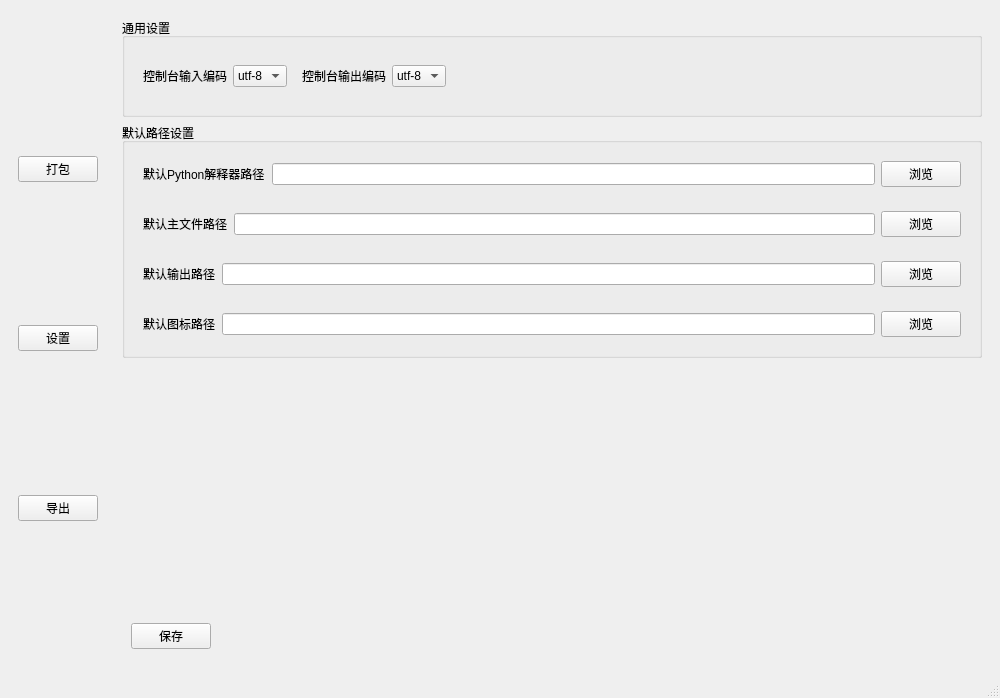
This is forms/mainwindow.ui in Redrch/NuitkaStudio as Qt 5 draws it before an edit. The edited form follows.
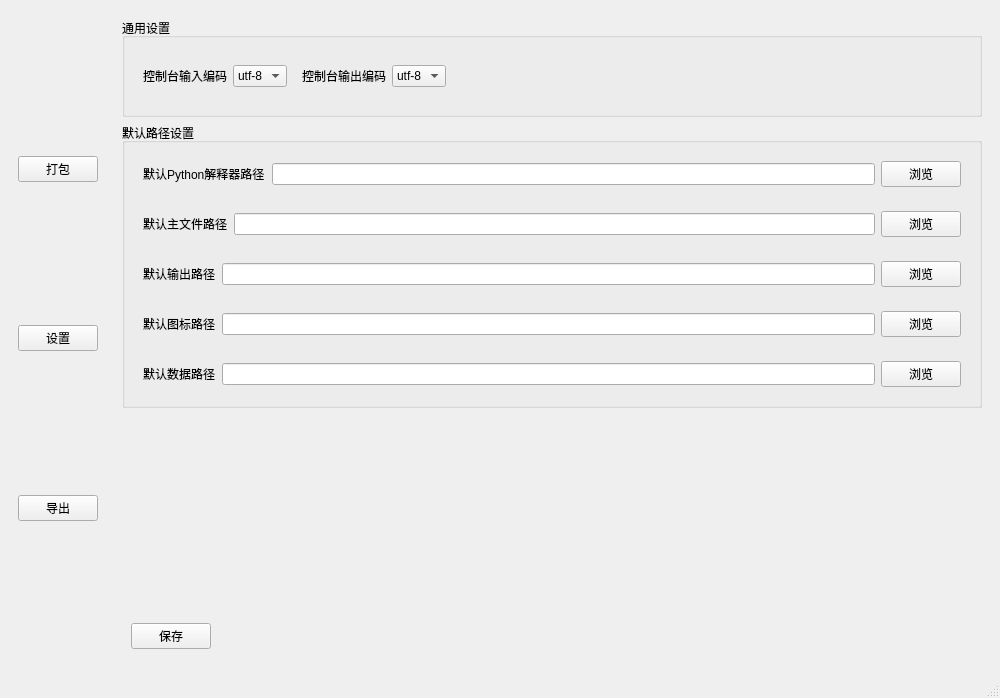
This is the edited form. The open tabs and pages were chosen to show the change. Icons and pictures are not drawn.

```diff
--- a/forms/mainwindow.ui
+++ b/forms/mainwindow.ui
@@ -721,6 +721,29 @@
              </layout>
             </widget>
            </item>
+           <item>
+            <widget class="QWidget" name="defaultDataPathWidget" native="true">
+             <layout class="QHBoxLayout" name="horizontalLayout_25">
+              <item>
+               <widget class="QLabel" name="label_13">
+                <property name="text">
+                 <string>默认数据路径</string>
+                </property>
+               </widget>
+              </item>
+              <item>
+               <widget class="QLineEdit" name="defaultDataPathEdit"/>
+              </item>
+              <item>
+               <widget class="QPushButton" name="defaultDataPathBrowseBtn">
+                <property name="text">
+                 <string>浏览</string>
+                </property>
+               </widget>
+              </item>
+             </layout>
+            </widget>
+           </item>
           </layout>
          </widget>
         </item>
```
Left out of the diff: 9 changed lines with no effect on the pictures.
